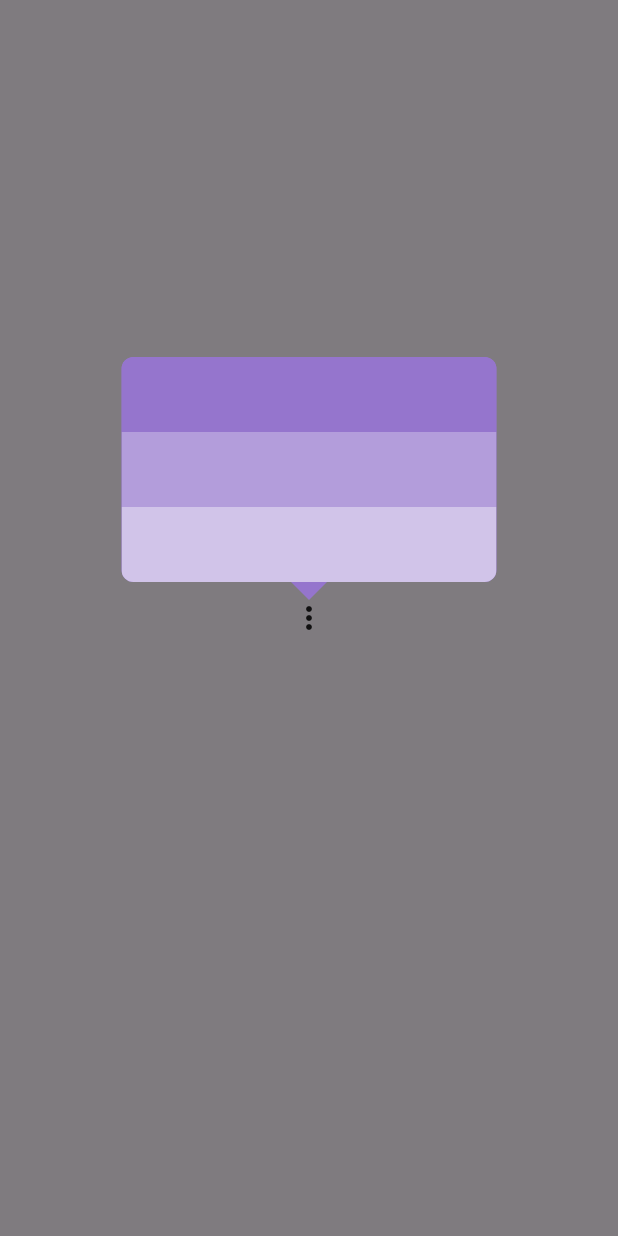
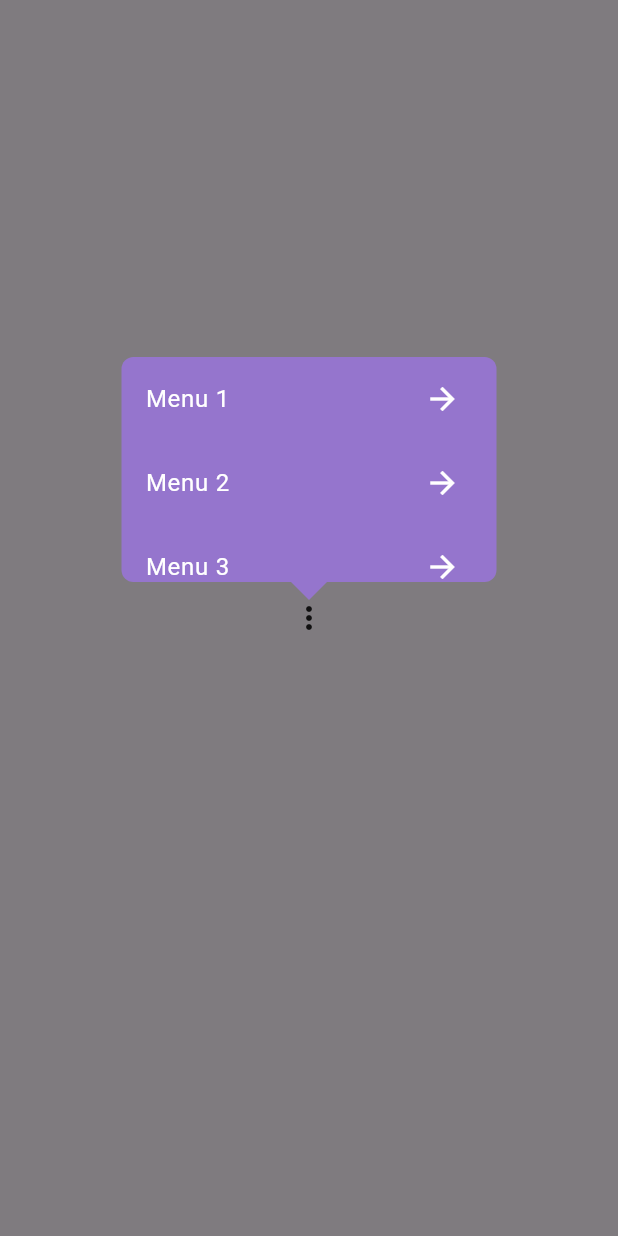
Before and after one commit to OrewaKimi/Flutter_PopUpMenu, a Flutter app: the screen it shows after launch, after a tap on the "more vert" icon, on a phone screen of 412 x 824 dp. Run offline on Flutter 3.47's test engine with Material 3 defaults, Android fonts, the phone set to English and light mode, and no system bars; our stand-ins replace popover.

Commit message:
update menu options

```diff
--- a/lib/menu_items.dart
+++ b/lib/menu_items.dart
@@ -8,16 +8,30 @@ class MenuItems extends StatelessWidget {
     return Column(
       children: [
         //1st menu option
-        Container(height: 50,
-        color: Colors.deepPurple[300],
+        ListTile(
+          title: Text('Menu 1', style: TextStyle(color: Colors.white)),
+          trailing: Icon(Icons.arrow_forward, color: Colors.white),
+          onTap: () {
+            // action untuk menu 1
+          },
         ),
 
         //2nd menu option
-        Container(height: 50, color: Colors.deepPurple[200],
+        ListTile(
+          title: Text('Menu 2', style: TextStyle(color: Colors.white)),
+          trailing: Icon(Icons.arrow_forward, color: Colors.white),
+          onTap: () {
+            // action untuk menu 2
+          },
         ),
 
         //3rd menu option
-        Container(height: 50, color: Colors.deepPurple[100],
+        ListTile(
+          title: Text('Menu 3', style: TextStyle(color: Colors.white)),
+          trailing: Icon(Icons.arrow_forward, color: Colors.white),
+          onTap: () {
+            // action untuk menu 3
+          },
         ),
       ],
     );
```
